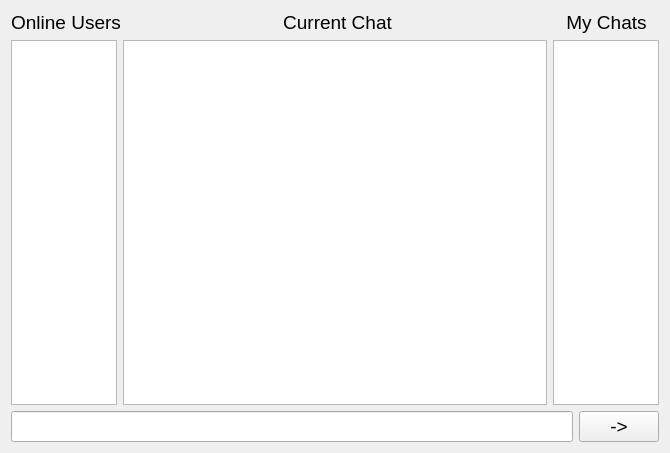
LesterEvSe/Messenger-Client, file Client/client.ui: the form before one commit.
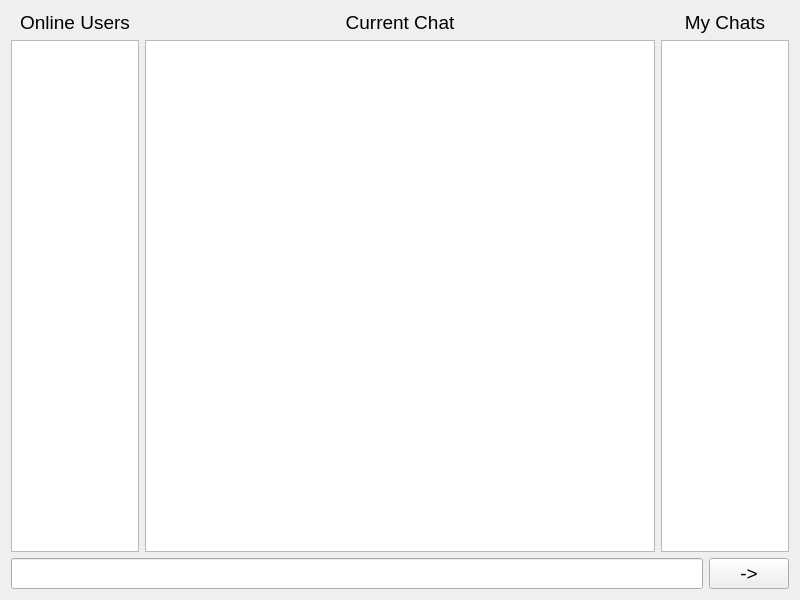
The form after the commit.

```diff
--- a/Client/client.ui
+++ b/Client/client.ui
@@ -6,8 +6,8 @@
    <rect>
     <x>0</x>
     <y>0</y>
-    <width>670</width>
-    <height>453</height>
+    <width>800</width>
+    <height>600</height>
    </rect>
   </property>
   <property name="font">
```
